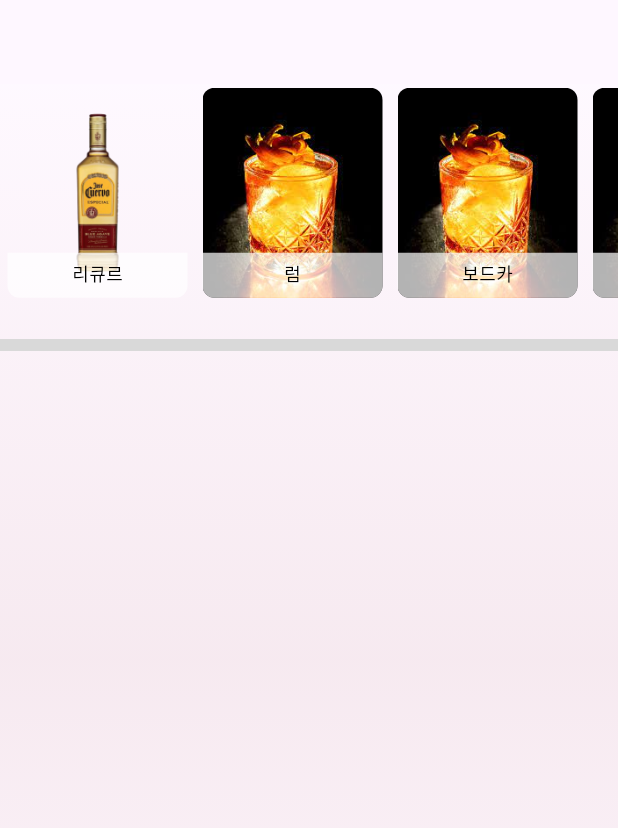
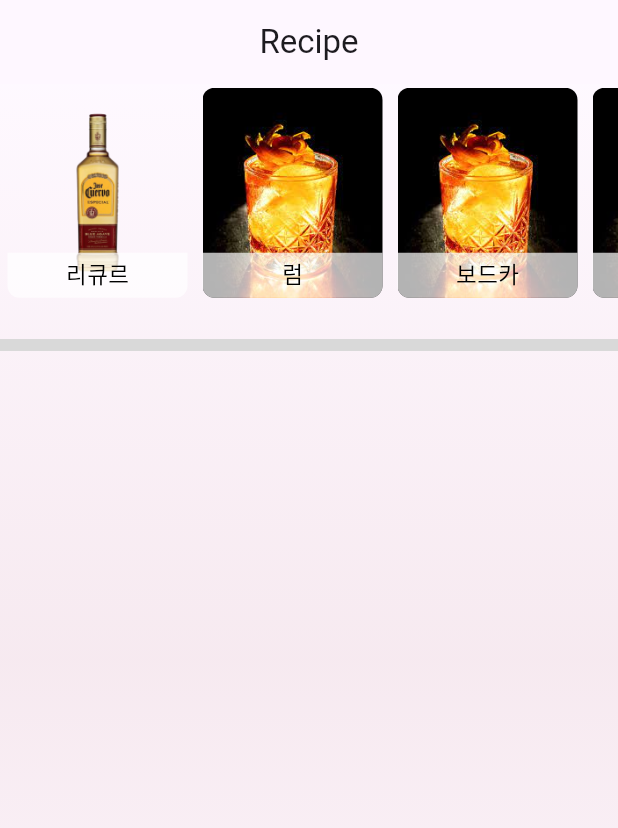
Before and after one commit to weekendact/HanJanHae_Front, a Flutter app: the screen it shows after launch, on a phone screen of 412 x 824 dp. Shown: the top 828 px of the screen. Run offline on Flutter 3.47's test engine with Material 3 defaults, Android fonts, the phone set to English and light mode, and no system bars; our stand-ins replace sqflite; missing offline and left inert: kakao_flutter_sdk_user, test; accounts and stored records are empty; Roboto replaces fonts that are missing (Jalnan).

Commit message:
Fix: Add data response
- 서버에서 데이터 받아오는거 추가함
- 기분 좋음

```diff
--- a/hanjanhae/lib/main.dart
+++ b/hanjanhae/lib/main.dart
@@ -64,7 +64,7 @@
               ),
         ),
       ),
-      home: const recipepage_phj(),
+      home: const recipepage_scw(),
     );
   }
 }
--- /dev/null
+++ b/hanjanhae/lib/pages/CocktailDetails.dart
@@ -0,0 +1,23 @@
+import 'package:flutter/material.dart';
+
+class CocktailDetails {
+  final String cocktailName;
+  final String cocktailPicture;
+
+  CocktailDetails({
+    required this.cocktailName,
+    required this.cocktailPicture,
+  });
+
+  factory CocktailDetails.fromJson(Map<String, dynamic> json) {
+    return CocktailDetails(
+      cocktailName: json["cocktailName"],
+      cocktailPicture: json["cocktailPicture"],
+    );
+  }
+
+  printing() {
+    print(
+        "cocktailName : ${this.cocktailName}, cocktailPicture : ${this.cocktailPicture}\n");
+  }
+}
--- a/hanjanhae/lib/pages/RecipePage.dart
+++ b/hanjanhae/lib/pages/RecipePage.dart
@@ -1,4 +1,6 @@
 import 'package:flutter/material.dart';
+import 'package:hanjanhae/pages/RecipePage_Phj.dart';
+import 'package:hanjanhae/service/Database_Helper.dart';
 
 class recipepage extends StatefulWidget {
   const recipepage({Key? key}) : super(key: key);
--- a/hanjanhae/lib/pages/RecipePage_Phj.dart
+++ b/hanjanhae/lib/pages/RecipePage_Phj.dart
@@ -20,10 +20,10 @@ class _RecipePageState extends State<recipepage_phj> {
     super.initState();
   }
 
-  Future<void> _loadRecipeDetails(int id) async {
+  Future<void> _loadRecipeDetails(String cocktailName) async {
     try {
       Map<String, dynamic> recipeDetails =
-          await _dbHelper.fetchRecipeDetails(id);
+          await _dbHelper.fetchRecipeDetails(cocktailName);
       setState(() {
         _recipeDetails = [];
         _imageUrls = [];
@@ -226,7 +226,7 @@ class _RecipePageState extends State<recipepage_phj> {
             _selectedIndex = _selectedIndex == index ? -1 : index;
           });
           if (_selectedIndex == index) {
-            await _loadRecipeDetails(id);
+            await _loadRecipeDetails(cocktailName);
           } else {
             setState(() {
               _recipeDetails = [];
--- a/hanjanhae/lib/pages/RecipePage_scw.dart
+++ b/hanjanhae/lib/pages/RecipePage_scw.dart
@@ -1,5 +1,7 @@
+import 'dart:convert';
 import 'package:flutter/material.dart';
-import 'package:hanjanhae/service/Database_Helper.dart';
+import 'package:http/http.dart' as http;
+import 'package:hanjanhae/pages/CocktailDetails.dart';
 
 class recipepage_scw extends StatefulWidget {
   const recipepage_scw({Key? key}) : super(key: key);
@@ -9,68 +11,223 @@ class recipepage_scw extends StatefulWidget {
 }
 
 class _RecipePageState extends State<recipepage_scw> {
-  late Future<Map<String, dynamic>> _fetchCocktailInfoFuture;
+  int _selectedIndex = -1; // 선택된 카드의 인덱스를 저장하는 변수
+  Future<List<CocktailDetails>>? _cocktailDetails;
 
-  @override
-  void initState() {
-    super.initState();
-    // 음료 정보 가져오는 Future를 초기화합니다.
-    _fetchCocktailInfoFuture = fetchCocktailInfo();
+  Future<List<CocktailDetails>> fetch(int drinkType) async {
+    final String URL = "http://10.200.73.254:8080/drink/cocktails/search";
+    final request = Uri.parse(URL);
+    final Map<String, dynamic> requestBody = {"drinkType": drinkType};
+
+    final response = await http.post(
+      request,
+      headers: {"Content-Type": "application/json"},
+      body: jsonEncode(requestBody),
+    );
+
+    if (response.statusCode == 200) {
+      final String responseBodyString = utf8.decode(response.bodyBytes);
+      final Map<String, dynamic> responseBody = jsonDecode(responseBodyString);
+      final List<dynamic> cocktails = responseBody['result']['result'];
+      return cocktails
+          .map<CocktailDetails>((json) => CocktailDetails.fromJson(json))
+          .toList();
+    } else {
+      throw Exception("Failed to load cocktails");
+    }
   }
 
-  Future<Map<String, dynamic>> fetchCocktailInfo() async {
-    try {
-      // 음료 정보를 가져오는 메서드 호출
-      return DatabaseHelper().fetchCocktailNameAndPicture("your_drink_type");
-    } catch (e) {
-      // 에러 처리
-      print("Error fetching cocktail info: $e");
-      throw e;
-    }
+  void _onCardTap(int index, int drinkType) {
+    setState(() {
+      _selectedIndex = _selectedIndex == index ? -1 : index;
+      if (_selectedIndex != -1) {
+        _cocktailDetails = fetch(drinkType);
+      } else {
+        _cocktailDetails = null;
+      }
+    });
   }
 
   @override
   Widget build(BuildContext context) {
     return Scaffold(
       appBar: AppBar(
-        title: Text("Recipe"),
+        centerTitle: true,
+        title: const Text('Recipe'),
       ),
-      body: FutureBuilder<Map<String, dynamic>>(
-        future: _fetchCocktailInfoFuture,
-        builder: (context, snapshot) {
-          if (snapshot.connectionState == ConnectionState.waiting) {
-            return Center(child: CircularProgressIndicator());
-          } else if (snapshot.hasError) {
-            return Center(child: Text("Error: ${snapshot.error}"));
-          } else {
-            // 데이터가 정상적으로 가져와졌을 때 화면에 표시
-            final cocktailName = snapshot.data?['name'] ?? "Unknown Cocktail";
-            final cocktailPicture = snapshot.data?['picture'] ?? "";
-            return _buildCocktailInfo(cocktailName, cocktailPicture);
-          }
-        },
+      body: Stack(
+        children: [
+          Container(
+            decoration: const BoxDecoration(
+              gradient: LinearGradient(
+                begin: Alignment.topCenter,
+                end: Alignment.bottomCenter,
+                colors: [
+                  Color(0x33FFFFFF), // 흰색 (hex: 0x33FFFFFF, 20% 투명도)
+                  Color(0x33D8B4B4), // 연한 분홍색 (hex: 0x33D8B4B4, 20% 투명도)
+                  Color(0x33FFFFFF), // 흰색 (hex: 0x33FFFFFF, 20% 투명도)
+                ],
+              ),
+            ),
+          ),
+          Positioned(
+            top: 0,
+            child: SizedBox(
+              height: 150.0,
+              width: MediaQuery.of(context).size.width,
+              child: ListView(
+                scrollDirection: Axis.horizontal,
+                children: [
+                  _buildAlcoholTypeCard(
+                      context, 'assets/alcohol_icon/tequila.png', "리큐르", 0, 1),
+                  _buildAlcoholTypeCard(
+                      context, 'assets/req/cocktail1.jpg', "럼", 1, 2),
+                  _buildAlcoholTypeCard(
+                      context, 'assets/req/cocktail1.jpg', "보드카", 2, 3),
+                  _buildAlcoholTypeCard(
+                      context, 'assets/req/cocktail1.jpg', "데킬라", 3, 4),
+                  _buildAlcoholTypeCard(
+                      context, 'assets/req/cocktail1.jpg', "진", 4, 5),
+                  _buildAlcoholTypeCard(
+                      context, 'assets/req/cocktail1.jpg', "위스키", 5, 6),
+                  _buildAlcoholTypeCard(
+                      context, 'assets/req/cocktail1.jpg', "무알콜", 6, 7),
+                ],
+              ),
+            ),
+          ),
+          Positioned(
+            top: 170,
+            left: 0,
+            right: 0,
+            child: Container(
+              width: MediaQuery.of(context).size.width,
+              height: 8,
+              color: const Color(0xFFD9D9D9),
+            ),
+          ),
+          if (_selectedIndex != -1)
+            FutureBuilder<List<CocktailDetails>>(
+              future: _cocktailDetails,
+              builder: (context, snapshot) {
+                if (snapshot.connectionState == ConnectionState.waiting) {
+                  return const Center(child: CircularProgressIndicator());
+                } else if (snapshot.hasError) {
+                  return Center(child: Text('Error: ${snapshot.error}'));
+                } else if (!snapshot.hasData || snapshot.data!.isEmpty) {
+                  return const Center(child: Text('No data available'));
+                } else {
+                  return _buildCocktailList(snapshot.data!);
+                }
+              },
+            ),
+        ],
       ),
     );
   }
 
-  Widget _buildCocktailInfo(String cocktailName, String cocktailPicture) {
-    return Center(
+  Widget _buildCocktailList(List<CocktailDetails> cocktails) {
+    return ListView.builder(
+      itemCount: cocktails.length,
+      itemBuilder: (context, index) {
+        final cocktail = cocktails[index];
+        return _buildBox(cocktail.cocktailName, cocktail.cocktailPicture);
+      },
+    );
+  }
+
+  Widget _buildBox(String name, String picture) {
+    return Container(
+      margin: const EdgeInsets.all(10),
       child: Column(
-        mainAxisAlignment: MainAxisAlignment.center,
         children: [
-          Text(
-            cocktailName,
-            style: TextStyle(fontSize: 20, fontWeight: FontWeight.bold),
-          ),
-          SizedBox(height: 20),
           Image.network(
-            cocktailPicture,
-            width: 200,
-            height: 200,
+            picture,
+            height: 100,
+            width: 100,
             fit: BoxFit.cover,
           ),
+          Text(name),
         ],
       ),
     );
   }
+
+  Widget _buildAlcoholTypeCard(BuildContext context, String imageAsset,
+      String cocktailName, int index, int drinkType) {
+    bool isSelected = _selectedIndex == index; // 현재 카드가 선택된 상태인지 확인
+
+    return SizedBox(
+      width: 130,
+      child: GestureDetector(
+        onTap: () => _onCardTap(index, drinkType),
+        child: Column(
+          mainAxisAlignment: MainAxisAlignment.center,
+          children: [
+            Stack(
+              children: [
+                Container(
+                  width: 120,
+                  height: 140,
+                  decoration: BoxDecoration(
+                    borderRadius: BorderRadius.circular(8),
+                    image: DecorationImage(
+                      image: AssetImage(imageAsset),
+                      fit: BoxFit.cover,
+                    ),
+                    border: Border.all(
+                      color: isSelected
+                          ? Colors.blue
+                          : Colors.transparent, // 선택된 카드일 때 파란색 테두리
+                      width: 3,
+                    ),
+                  ),
+                ),
+                Positioned(
+                  bottom: 0,
+                  left: 0,
+                  right: 0,
+                  child: Container(
+                    height: 30,
+                    padding: const EdgeInsets.symmetric(horizontal: 8),
+                    decoration: BoxDecoration(
+                      color: Colors.white.withOpacity(0.7),
+                      border: Border(
+                        left: BorderSide(
+                          color: isSelected ? Colors.blue : Colors.transparent,
+                          width: 3,
+                        ),
+                        right: BorderSide(
+                          color: isSelected ? Colors.blue : Colors.transparent,
+                          width: 3,
+                        ),
+                        bottom: BorderSide(
+                          color: isSelected ? Colors.blue : Colors.transparent,
+                          width: 3,
+                        ),
+                      ),
+                      borderRadius: const BorderRadius.only(
+                        bottomLeft: Radius.circular(8),
+                        bottomRight: Radius.circular(8),
+                      ),
+                    ),
+                    child: Center(
+                      child: Text(
+                        cocktailName,
+                        style: const TextStyle(
+                          color: Colors.black,
+                          fontSize: 15,
+                        ),
+                      ),
+                    ),
+                  ),
+                ),
+              ],
+            ),
+            const SizedBox(height: 5),
+          ],
+        ),
+      ),
+    );
+  }
 }
--- a/hanjanhae/pubspec.yaml
+++ b/hanjanhae/pubspec.yaml
@@ -20,6 +20,7 @@ dependencies:
   flutter_naver_login: ^1.8.0 # 네이버 로그인 패키지
   flutter_bloc: ^8.1.5 # 상태 관리 패키지
   flutter_secure_storage: ^9.0.0 # 데이터 암호화 데이터베이스 패키지
+  test: ^1.25.2
 
 dev_dependencies:
   flutter_test:
```
Also changed, not shown: hanjanhae/lib/main2.dart (added, +45 -0 lines), hanjanhae/lib/service/Database_Helper.dart (+6 -5 lines), hanjanhae/pubspec.lock.
